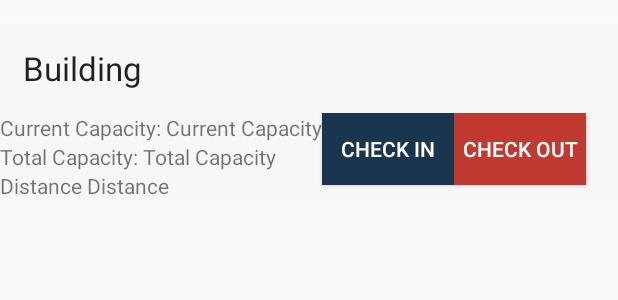
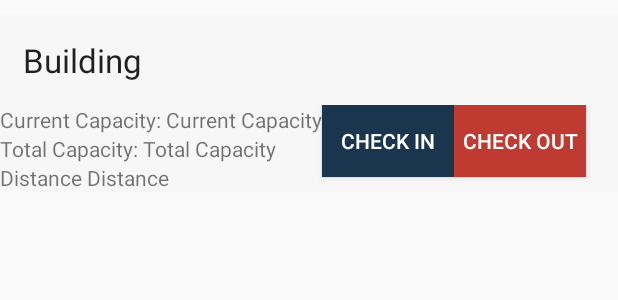
Before and after one commit to jrichwine/cs408-Testing, an Android app: the layout building_list_item.xml on its own in the app's theme, with its tools: preview values and no code run, on a phone screen of 412 x 824 dp. Shown: the top 300 px of the screen. Run offline under Robolectric (Android 15) with nearby library versions, the phone set to English and light mode, and no system bars.

Commit message:
Keyboard issues

```diff
--- a/BoilerCheck/app/src/main/res/layout/activity_home.xml
+++ b/BoilerCheck/app/src/main/res/layout/activity_home.xml
@@ -8,6 +8,7 @@
     android:paddingRight="@dimen/activity_horizontal_margin"
     android:paddingTop="@dimen/activity_vertical_margin"
     tools:context="com.cs408.team13.BoilerCheck.HomeActivity"
+    android:windowSoftInputMode="stateHidden"
     android:background="@drawable/background">
 
     <TextView
--- a/BoilerCheck/app/src/main/res/layout/building_list_item.xml
+++ b/BoilerCheck/app/src/main/res/layout/building_list_item.xml
@@ -12,7 +12,7 @@
         android:id="@+id/name"
         android:background="#d1f7f7f7"
         android:padding="15dp"
-        android:layout_marginTop="15dp"
+        android:layout_marginTop="10dp"
         android:shadowColor="#ececec"
         android:singleLine="true"
         android:layout_gravity="bottom|right" />
```
